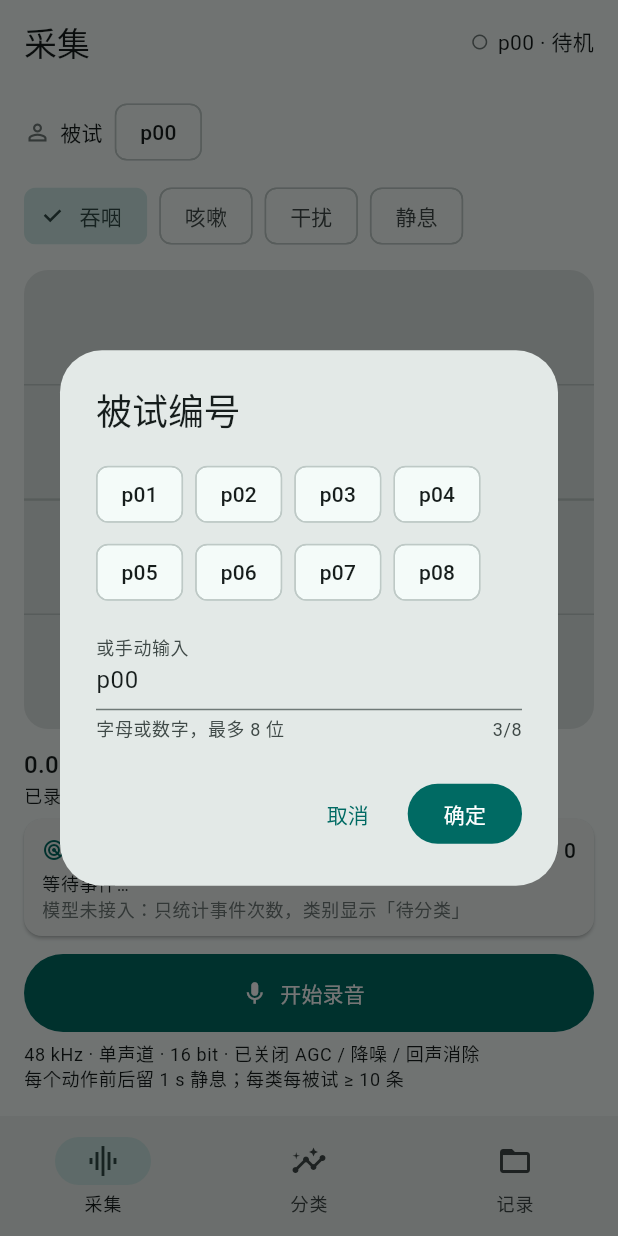
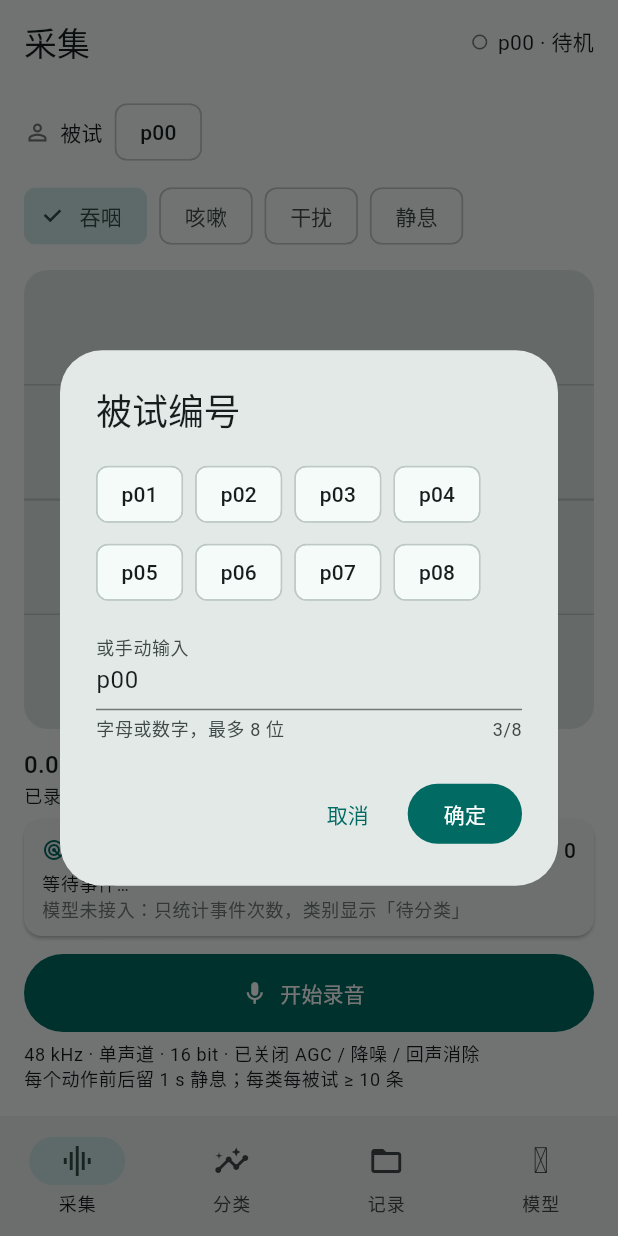
Before and after one commit to qszyljy/swallow-monitor, a Flutter app: the screen it shows after launch, after a tap on "p00", on a phone screen of 412 x 824 dp. Run offline on Flutter 3.47's test engine with Material 3 defaults, Android fonts, the phone set to English and light mode, and no system bars; our stand-ins replace file_picker, share_plus; missing offline and left inert: record; statements that could not run were skipped.

Commit message:
事件标记 + 人工标注 + 模型导入

```diff
--- /dev/null
+++ b/lib/core/app_event.dart
@@ -0,0 +1,123 @@
+import 'dart:convert';
+import 'dart:io';
+
+/// 一次检测事件。时间戳相对「这次录音的开始」，单位微秒。
+class AppEvent {
+  AppEvent({
+    required this.startMicros,
+    required this.endMicros,
+    required this.predictedLabel,
+    required this.scores,
+    required this.latencyMs,
+    this.humanLabel,
+  });
+
+  final int startMicros;
+  final int endMicros;
+  final String predictedLabel;
+  final List<double> scores;
+  final int latencyMs;
+
+  /// 人工标注结果，优先级高于模型预测。
+  String? humanLabel;
+
+  double get startSec => startMicros / 1000000.0;
+
+  double get endSec => endMicros / 1000000.0;
+
+  double get durationSec => (endMicros - startMicros) / 1000000.0;
+
+  bool get isPending =>
+      predictedLabel == 'pending' || predictedLabel == 'unknown';
+
+  String get displayLabel {
+    final human = humanLabel;
+    if (human != null && human.isNotEmpty) return human;
+    return isPending ? '待分类' : predictedLabel;
+  }
+
+  Map<String, dynamic> toJson() => {
+        'start_us': startMicros,
+        'end_us': endMicros,
+        'predicted': predictedLabel,
+        'scores': scores,
+        'latency_ms': latencyMs,
+        'human': humanLabel,
+      };
+
+  static AppEvent fromJson(Map<String, dynamic> json) {
+    final rawScores = (json['scores'] as List?) ?? const [];
+    return AppEvent(
+      startMicros: (json['start_us'] as num?)?.toInt() ?? 0,
+      endMicros: (json['end_us'] as num?)?.toInt() ?? 0,
+      predictedLabel: (json['predicted'] as String?) ?? 'unknown',
+      scores: rawScores.map((e) => (e as num).toDouble()).toList(),
+      latencyMs: (json['latency_ms'] as num?)?.toInt() ?? 0,
+      humanLabel: json['human'] as String?,
+    );
+  }
+}
+
+/// 事件与标注的落盘。
+///
+/// 每条录音旁边放两个文件：
+///   `p03_swallow_20261125_130500.events.json`  事件起止 + 预测 + 人工标注
+///   `p03_swallow_20261125_130500.labels.csv`   给训练端直接读的表格
+class EventStore {
+  static File _eventsFile(String wavPath) {
+    final base = _stripExt(wavPath);
+    return File('$base.events.json');
+  }
+
+  static File _labelsFile(String wavPath) {
+    final base = _stripExt(wavPath);
+    return File('$base.labels.csv');
+  }
+
+  static String _stripExt(String path) {
+    final lower = path.toLowerCase();
+    if (lower.endsWith('.wav')) return path.substring(0, path.length - 4);
+    return path;
+  }
+
+  static Future<void> save(String wavPath, List<AppEvent> events) async {
+    final file = _eventsFile(wavPath);
+    final payload = events.map((e) => e.toJson()).toList();
+    await file.writeAsString(jsonEncode(payload));
+    await writeLabelsCsv(wavPath, events);
+  }
+
+  static Future<List<AppEvent>> load(String wavPath) async {
+    final file = _eventsFile(wavPath);
+    if (!await file.exists()) return <AppEvent>[];
+    try {
+      final raw = jsonDecode(await file.readAsString());
+      if (raw is! List) return <AppEvent>[];
+      return raw
+          .whereType<Map>()
+          .map((e) => AppEvent.fromJson(e.cast<String, dynamic>()))
+          .toList();
+    } catch (_) {
+      return <AppEvent>[];
+    }
+  }
+
+  static Future<File> writeLabelsCsv(
+    String wavPath,
+    List<AppEvent> events,
+  ) async {
+    final file = _labelsFile(wavPath);
+    final buffer = StringBuffer('start_sec,end_sec,duration_sec,predicted,human\n');
+    for (final e in events) {
+      buffer.writeln(
+        '${e.startSec.toStringAsFixed(3)},'
+        '${e.endSec.toStringAsFixed(3)},'
+        '${e.durationSec.toStringAsFixed(3)},'
+        '${e.predictedLabel},'
+        '${e.humanLabel ?? ''}',
+      );
+    }
+    await file.writeAsString(buffer.toString());
+    return file;
+  }
+}
--- a/lib/core/contracts/detector.dart
+++ b/lib/core/contracts/detector.dart
@@ -9,6 +9,7 @@ class DetectionResult {
     required this.label,
     required this.scores,
     required this.score,
+    required this.startMicros,
     required this.timestampMicros,
     required this.latencyMs,
     required this.isEvent,
@@ -20,6 +21,9 @@ class DetectionResult {
 
   /// 判定类的分数
   final double score;
+
+  /// 事件开始时刻（设备时间戳）
+  final int startMicros;
 
   /// 事件结束时刻（设备时间戳），不是出结果的时刻
   final int timestampMicros;
--- a/lib/core/impls/mic_detector.dart
+++ b/lib/core/impls/mic_detector.dart
@@ -125,6 +125,7 @@ class MicDetector implements Detector {
             label: classifier.ready ? majority : 'pending',
             scores: scores,
             score: scores.isEmpty ? 0 : scores[_argmax(scores)],
+            startMicros: candidate.startMicros,
             timestampMicros: candidate.endMicros,
             latencyMs: watch.elapsedMilliseconds,
             isEvent: true,
--- a/lib/main.dart
+++ b/lib/main.dart
@@ -3,6 +3,7 @@ import 'package:flutter/material.dart';
 import 'core/recorder_service.dart';
 import 'core/spec.dart';
 import 'ui/capture_page.dart';
+import 'ui/model_page.dart';
 import 'ui/recordings_page.dart';
 import 'ui/result_page.dart';
 
@@ -68,6 +69,7 @@ class _HomeShellState extends State<HomeShell> {
           CapturePage(recorder: _recorder),
           ResultPage(recorder: _recorder),
           const RecordingsPage(),
+          const ModelPage(),
         ],
       ),
       bottomNavigationBar: NavigationBar(
@@ -77,6 +79,7 @@ class _HomeShellState extends State<HomeShell> {
           NavigationDestination(icon: Icon(Icons.graphic_eq), label: '采集'),
           NavigationDestination(icon: Icon(Icons.insights), label: '分类'),
           NavigationDestination(icon: Icon(Icons.folder_open), label: '记录'),
+          NavigationDestination(icon: Icon(Icons.deployed_code), label: '模型'),
         ],
       ),
     );
--- a/lib/ui/capture_page.dart
+++ b/lib/ui/capture_page.dart
@@ -2,12 +2,14 @@ import 'dart:async';
 
 import 'package:flutter/material.dart';
 
+import '../core/app_event.dart';
 import '../core/contracts/classifier.dart';
 import '../core/contracts/detector.dart';
 import '../core/contracts/sample_source.dart';
 import '../core/impls/mic_detector.dart';
 import '../core/recorder_service.dart';
 import '../core/spec.dart';
+import 'event_annotation_page.dart';
 import 'waveform_view.dart';
 
 class CapturePage extends StatefulWidget {
@@ -24,7 +26,7 @@ class _CapturePageState extends State<CapturePage> {
   StreamSubscription<SampleFrame>? _frameSub;
   StreamSubscription<DetectionResult>? _resultSub;
   DetectionResult? _last;
-  int _events = 0;
+  final List<AppEvent> _eventLog = <AppEvent>[];
 
   RecorderService get recorder => widget.recorder;
 
@@ -40,7 +42,15 @@ class _CapturePageState extends State<CapturePage> {
       if (!mounted) return;
       setState(() {
         _last = result;
-        _events = _detector.eventCount;
+        _eventLog.add(
+          AppEvent(
+            startMicros: result.startMicros,
+            endMicros: result.timestampMicros,
+            predictedLabel: result.label,
+            scores: result.scores,
+            latencyMs: result.latencyMs,
+          ),
+        );
       });
     });
   }
@@ -57,15 +67,20 @@ class _CapturePageState extends State<CapturePage> {
     final messenger = ScaffoldMessenger.of(context);
     if (recorder.recording) {
       final seconds = recorder.recordedSeconds;
+      final path = recorder.lastFile;
       await recorder.stop();
-      final name = recorder.lastFile?.split('/').last ?? '录音';
+      // 事件跟着录音一起落盘，后面才能在「记录」页回看和标注
+      if (path != null && _eventLog.isNotEmpty) {
+        unawaited(EventStore.save(path, _eventLog));
+      }
+      final name = path?.split('/').last ?? '录音';
       messenger.showSnackBar(
         SnackBar(content: Text('已保存 $name（${seconds.toStringAsFixed(1)} s）')),
       );
     } else {
       _detector.reset();
+      _eventLog.clear();
       setState(() {
-        _events = 0;
         _last = null;
       });
       await recorder.start();
@@ -121,7 +136,10 @@ class _CapturePageState extends State<CapturePage> {
                       borderRadius: BorderRadius.circular(16),
                       child: ColoredBox(
                         color: scheme.surfaceContainerHighest,
-                        child: WaveformView(peaks: recorder.peaks),
+                        child: WaveformView(
+                          peaks: recorder.peaks,
+                          markers: _markers(),
+                        ),
                       ),
                     ),
                   ),
@@ -259,6 +277,20 @@ class _CapturePageState extends State<CapturePage> {
     );
   }
 
+  /// 只标最近 10 秒内的事件——波形窗口就这么长，更早的要看回放标注页。
+  List<EventMarker> _markers() {
+    final now = recorder.elapsedSeconds;
+    final markers = <EventMarker>[];
+    for (final event in _eventLog) {
+      final endAgo = now - event.endSec;
+      if (endAgo < 0 || endAgo > 10) continue;
+      markers.add(
+        EventMarker(endAgoSeconds: endAgo, durationSeconds: event.durationSec),
+      );
+    }
+    return markers;
+  }
+
   Widget _detectionCard(BuildContext context) {
     final scheme = Theme.of(context).colorScheme;
     final last = _last;
@@ -277,7 +309,7 @@ class _CapturePageState extends State<CapturePage> {
                 const SizedBox(width: 6),
                 Text('实时检测', style: Theme.of(context).textTheme.labelLarge),
                 const Spacer(),
-                Text('事件 $_events',
+                Text('事件 ${_eventLog.length}',
                     style: Theme.of(context).textTheme.titleSmall),
               ],
             ),
@@ -297,6 +329,26 @@ class _CapturePageState extends State<CapturePage> {
                     .bodySmall
                     ?.copyWith(color: scheme.outline),
               ),
+            if (recorder.lastFile != null && !recorder.recording)
+              Align(
+                alignment: Alignment.centerRight,
+                child: TextButton(
+                  style: TextButton.styleFrom(
+                    padding: const EdgeInsets.symmetric(horizontal: 8),
+                    minimumSize: const Size(0, 32),
+                    tapTargetSize: MaterialTapTargetSize.shrinkWrap,
+                  ),
+                  onPressed: () {
+                    Navigator.of(context).push(
+                      MaterialPageRoute<void>(
+                        builder: (_) =>
+                            EventAnnotationPage(wavPath: recorder.lastFile!),
+                      ),
+                    );
+                  },
+                  child: const Text('查看 / 标注事件'),
+                ),
+              ),
           ],
         ),
       ),
--- /dev/null
+++ b/lib/ui/model_page.dart
@@ -0,0 +1,158 @@
+import 'package:file_picker/file_picker.dart';
+import 'package:flutter/material.dart';
+
+import '../core/contracts/model_package.dart';
+import '../core/model_manager.dart';
+
+/// 模型导入页：选 zip → 解压 → 四项一致性检查 → 登记为当前模型。
+class ModelPage extends StatefulWidget {
+  const ModelPage({super.key});
+
+  @override
+  State<ModelPage> createState() => _ModelPageState();
+}
+
+class _ModelPageState extends State<ModelPage> {
+  ModelPackage? _package;
+  bool _busy = false;
+  String? _status;
+
+  @override
+  void initState() {
+    super.initState();
+    _refresh();
+  }
+
+  Future<void> _refresh() async {
+    final package = await ModelManager.describeActive();
+    if (!mounted) return;
+    setState(() => _package = package);
+  }
+
+  Future<void> _import() async {
+    setState(() {
+      _busy = true;
+      _status = null;
+    });
+    try {
+      final files = await FilePicker.pickFiles(
+        dialogTitle: '选择模型包 (.zip)',
+        type: FileType.custom,
+        allowedExtensions: const ['zip'],
+      );
+      if (files.isEmpty) return;
+      final path = files.first.path;
+      if (path == null) {
+        setState(() => _status = '拿不到文件路径');
+        return;
+      }
+      final result = await ModelManager.importZip(path);
+      if (!mounted) return;
+      setState(() {
+        _status = result.issues.isEmpty
+            ? result.message
+            : '${result.message}\n${result.issues.join('\n')}';
+      });
+      await _refresh();
+    } catch (e) {
+      if (mounted) setState(() => _status = '导入失败：$e');
+    } finally {
+      if (mounted) setState(() => _busy = false);
+    }
+  }
+
+  Future<void> _clear() async {
+    await ModelManager.clearActive();
+    await _refresh();
+    if (!mounted) return;
+    setState(() => _status = '已取消激活');
+  }
+
+  @override
+  Widget build(BuildContext context) {
+    final scheme = Theme.of(context).colorScheme;
+    final package = _package;
+    return Scaffold(
+      appBar: AppBar(title: const Text('模型')),
+      body: ListView(
+        padding: const EdgeInsets.all(16),
+        children: [
+          Card(
+            child: Padding(
+              padding: const EdgeInsets.all(12),
+              child: Column(
+                crossAxisAlignment: CrossAxisAlignment.start,
+                children: [
+                  Text('当前模型', style: Theme.of(context).textTheme.labelLarge),
+                  const SizedBox(height: 8),
+                  if (package == null)
+                    const Text('未导入')
+                  else ...[
+                    Text('类别：${package.labels.join(' / ')}'),
+                    Text(
+                      '采样率 ${package.input.sampleRate} Hz · '
+                      '窗长 ${package.input.windowMs} ms',
+                    ),
+                    Text('输入：${package.input.layout} · 格式：${package.input.format}'),
+                    Text(
+                      '归一化：${package.input.normalize}',
+                      style: Theme.of(context).textTheme.bodySmall,
+                    ),
+                  ],
+                ],
+              ),
+            ),
+          ),
+          const SizedBox(height: 12),
+          Card(
+            color: scheme.surfaceContainerHighest,
+            child: Padding(
+              padding: const EdgeInsets.all(12),
+              child: Column(
+                crossAxisAlignment: CrossAxisAlignment.start,
+                children: [
+                  Text('模型包要有什么', style: Theme.of(context).textTheme.labelLarge),
+                  const SizedBox(height: 6),
+                  Text(
+                    'training 端 export/ 目录打成的 zip，四件套缺一不可：\n'
+                    'labels.txt、preprocess.json、模型文件、eval.json',
+                    style: Theme.of(context).textTheme.bodySmall,
+                  ),
+                ],
+              ),
+            ),
+          ),
+          const SizedBox(height: 16),
+          FilledButton.icon(
+            onPressed: _busy ? null : _import,
+            icon: const Icon(Icons.upload_file),
+            label: Text(_busy ? '处理中…' : '导入模型包 (.zip)'),
+            style: FilledButton.styleFrom(minimumSize: const Size.fromHeight(50)),
+          ),
+          const SizedBox(height: 8),
+          OutlinedButton.icon(
+            onPressed: package == null ? null : _clear,
+            icon: const Icon(Icons.link_off),
+            label: const Text('取消激活'),
+          ),
+          if (_status != null) ...[
+            const SizedBox(height: 12),
+            SelectableText(
+              _status!,
+              style: Theme.of(context).textTheme.bodySmall,
+            ),
+          ],
+          const SizedBox(height: 16),
+          Text(
+            '注意：导入只完成「解压 + 参数校验 + 登记」，'
+            '推理还没接（TfliteClassifier 未实现），分类页仍是占位。',
+            style: Theme.of(context)
+                .textTheme
+                .bodySmall
+                ?.copyWith(color: scheme.outline),
+          ),
+        ],
+      ),
+    );
+  }
+}
--- a/lib/ui/waveform_view.dart
+++ b/lib/ui/waveform_view.dart
@@ -2,11 +2,34 @@ import 'dart:math' as math;
 
 import 'package:flutter/material.dart';
 
+/// 事件标记：相对「此刻」的结束时间和持续时长（秒）。
+/// 这样波形每帧滚动时标记会跟着走，不用自己算坐标。
+class EventMarker {
+  const EventMarker({
+    required this.endAgoSeconds,
+    required this.durationSeconds,
+    this.color,
+  });
+
+  final double endAgoSeconds;
+  final double durationSeconds;
+  final Color? color;
+}
+
 /// 实时波形：把每个 10 ms 窗的峰值画成竖线，最新数据在最右。
+/// [markers] 用色块标出事件区间。
 class WaveformView extends StatelessWidget {
-  const WaveformView({super.key, required this.peaks, this.color});
+  const WaveformView({
+    super.key,
+    required this.peaks,
+    this.markers = const <EventMarker>[],
+    this.secondsPerPoint = 0.01,
+    this.color,
+  });
 
   final List<double> peaks;
+  final List<EventMarker> markers;
+  final double secondsPerPoint;
   final Color? color;
 
   @override
@@ -15,7 +38,10 @@ class WaveformView extends StatelessWidget {
     return CustomPaint(
       painter: _WaveformPainter(
         peaks: peaks,
+        markers: markers,
+        secondsPerPoint: secondsPerPoint,
         color: color ?? scheme.primary,
+        markerColor: scheme.tertiary,
         grid: scheme.outlineVariant,
       ),
       child: const SizedBox.expand(),
@@ -26,12 +52,18 @@ class WaveformView extends StatelessWidget {
 class _WaveformPainter extends CustomPainter {
   _WaveformPainter({
     required this.peaks,
+    required this.markers,
+    required this.secondsPerPoint,
     required this.color,
+    required this.markerColor,
     required this.grid,
   });
 
   final List<double> peaks;
+  final List<EventMarker> markers;
+  final double secondsPerPoint;
   final Color color;
+  final Color markerColor;
   final Color grid;
 
   @override
@@ -55,6 +87,26 @@ class _WaveformPainter extends CustomPainter {
     if (peaks.isEmpty) return;
 
     final step = size.width / peaks.length;
+
+    // 先画事件色块，压在波形下面
+    if (markers.isNotEmpty && secondsPerPoint > 0) {
+      final bandPaint = Paint()..color = markerColor.withAlpha(56);
+      final edgePaint = Paint()
+        ..color = markerColor.withAlpha(170)
+        ..strokeWidth = 1.5;
+      for (final marker in markers) {
+        final xEnd =
+            size.width - (marker.endAgoSeconds / secondsPerPoint) * step;
+        final xStart = xEnd - (marker.durationSeconds / secondsPerPoint) * step;
+        final left = math.max(0.0, xStart);
+        final right = math.min(size.width, xEnd);
+        if (right <= left) continue;
+        canvas.drawRect(Rect.fromLTRB(left, 0, right, size.height), bandPaint);
+        canvas.drawLine(Offset(left, 0), Offset(left, size.height), edgePaint);
+        canvas.drawLine(Offset(right, 0), Offset(right, size.height), edgePaint);
+      }
+    }
+
     final barPaint = Paint()
       ..color = color
       ..strokeWidth = math.max(1.0, step * 0.9)
@@ -72,6 +124,7 @@ class _WaveformPainter extends CustomPainter {
   @override
   bool shouldRepaint(covariant _WaveformPainter old) =>
       old.peaks.length != peaks.length ||
+      old.markers.length != markers.length ||
       old.color != color ||
       old.grid != grid;
 }
--- a/pubspec.yaml
+++ b/pubspec.yaml
@@ -12,6 +12,8 @@ dependencies:
   record: ^7.2.0          # 48 kHz PCM16 流式录音
   path_provider: ^2.1.6   # 录音落盘目录
   share_plus: ^13.3.1     # 把 wav 导出给电脑/微信
+  file_picker: ^13.4.1    # 选模型包 zip
+  archive: ^4.7.1         # 解压模型包
 
 dev_dependencies:
   flutter_test:
```
Also changed, not shown: lib/core/model_manager.dart (added, +131 -0 lines), lib/ui/event_annotation_page.dart (added, +121 -0 lines), lib/ui/recordings_page.dart (+8 -0 lines).
